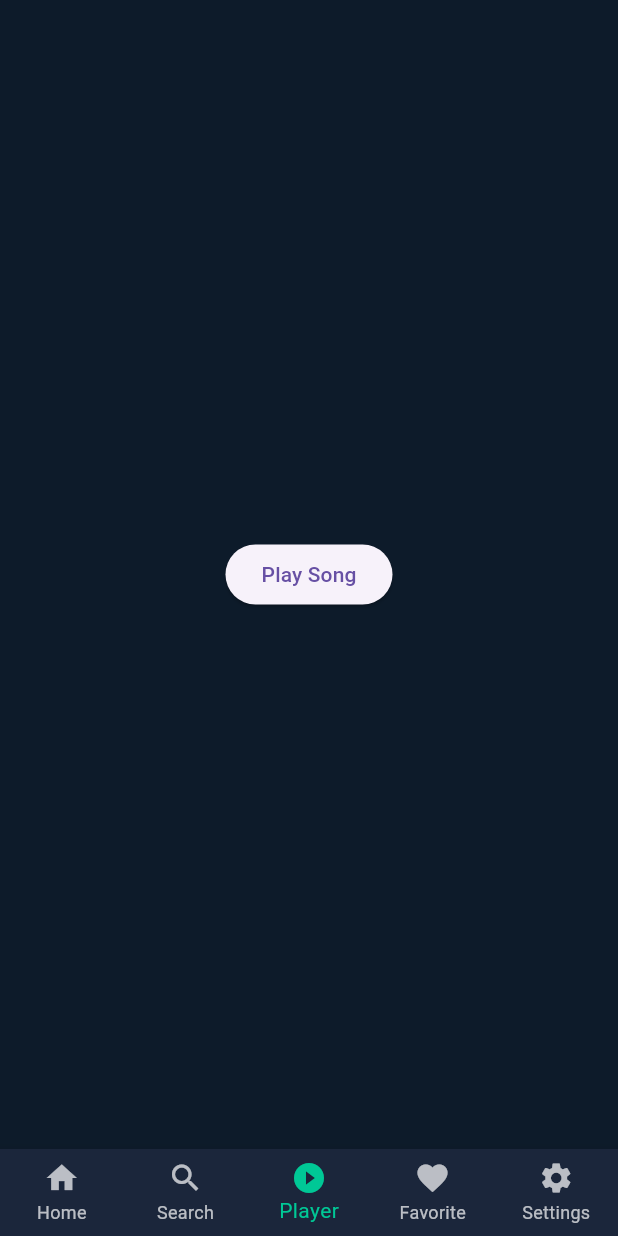
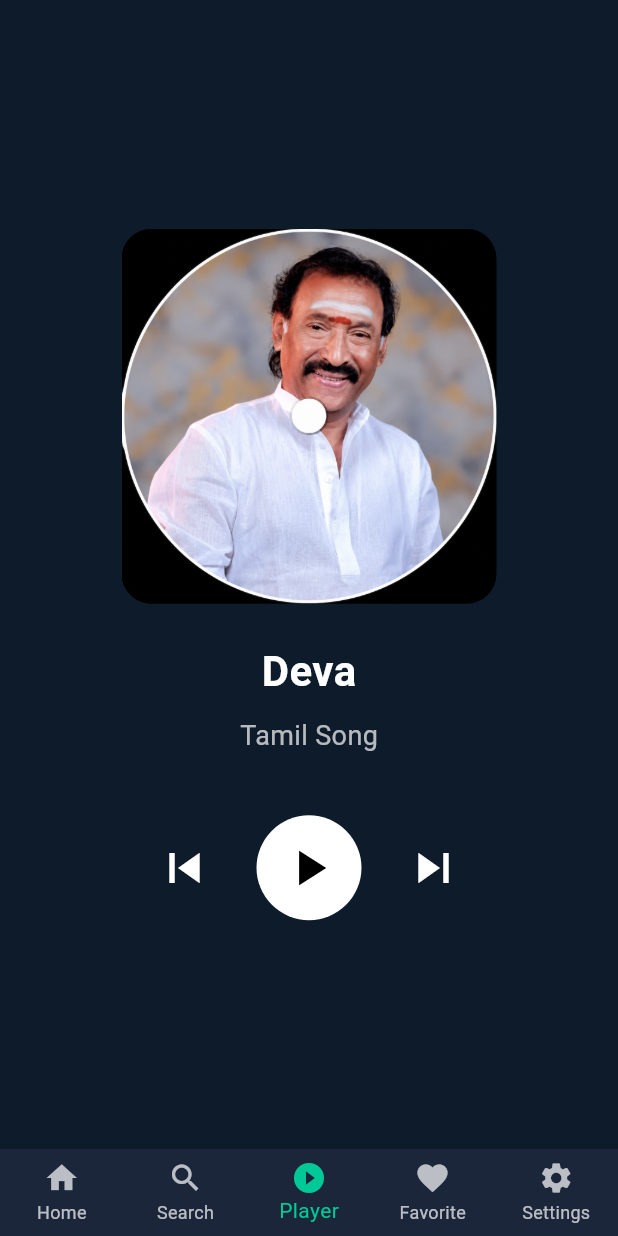
Before and after one commit to naveenp6655/MUSIC_APP1, a Flutter app: the screen it shows after launch, item 3 of the bottom bar chosen, on a phone screen of 412 x 824 dp. Run offline on Flutter 3.47's test engine with Material 3 defaults, Android fonts, the phone set to English and light mode, and no system bars; our stand-ins replace audioplayers.

Commit message:
Added music player UI with audio playback and CD rotation

```diff
--- a/lib/screens/player/player_screen.dart
+++ b/lib/screens/player/player_screen.dart
@@ -8,21 +8,124 @@ class PlayerScreen extends StatefulWidget {
   State<PlayerScreen> createState() => _PlayerScreenState();
 }
 
-class _PlayerScreenState extends State<PlayerScreen> {
+class _PlayerScreenState extends State<PlayerScreen>
+    with SingleTickerProviderStateMixin {
   final AudioPlayer player = AudioPlayer();
+
+  bool isPlaying = false;
+
+  late AnimationController _controller;
+
+  @override
+  void initState() {
+    super.initState();
+
+    _controller = AnimationController(
+      vsync: this,
+      duration: const Duration(seconds: 8),
+    );
+
+    _controller.stop();
+  }
 
   @override
   Widget build(BuildContext context) {
     return Scaffold(
       backgroundColor: const Color(0xFF0D1B2A),
       body: Center(
-        child: ElevatedButton(
-          onPressed: () async {
-            await player.play(
-              AssetSource('sounds/click.mp3'),
-            );
-          },
-          child: const Text("Play Song"),
+        child: Column(
+          mainAxisAlignment: MainAxisAlignment.center,
+          children: [
+            RotationTransition(
+              turns: _controller,
+              child: ClipRRect(
+                borderRadius: BorderRadius.circular(20),
+                child: Image.asset(
+                  'assets/image/deva.png',
+                  width: 250,
+                  height: 250,
+                  fit: BoxFit.cover,
+                ),
+              ),
+            ),
+
+            const SizedBox(height: 25),
+
+            const Text(
+              "Deva",
+              style: TextStyle(
+                color: Colors.white,
+                fontSize: 28,
+                fontWeight: FontWeight.bold,
+              ),
+            ),
+
+            const SizedBox(height: 10),
+
+            const Text(
+              "Tamil Song",
+              style: TextStyle(
+                color: Colors.white70,
+                fontSize: 18,
+              ),
+            ),
+
+            const SizedBox(height: 40),
+
+            Row(
+              mainAxisAlignment: MainAxisAlignment.center,
+              children: [
+                IconButton(
+                  onPressed: () {},
+                  icon: const Icon(
+                    Icons.skip_previous,
+                    color: Colors.white,
+                    size: 40,
+                  ),
+                ),
+
+                const SizedBox(width: 20),
+
+                CircleAvatar(
+                  radius: 35,
+                  backgroundColor: Colors.white,
+                  child: IconButton(
+                    onPressed: () async {
+                      if (isPlaying) {
+                        await player.pause();
+                        _controller.stop();
+                      } else {
+                        await player.play(
+                          AssetSource('sounds/click.mp3'),
+                        );
+                        _controller.repeat();
+                      }
+
+                      setState(() {
+                        isPlaying = !isPlaying;
+                      });
+                    },
+                    icon: Icon(
+                      isPlaying ? Icons.pause : Icons.play_arrow,
+                      color: Colors.black,
+                      size: 40,
+                    ),
+                  ),
+                ),
+
+                const SizedBox(width: 20),
+
+                IconButton(
+                  onPressed: () {},
+                  icon: const Icon(
+                    Icons.skip_next,
+                    color: Colors.white,
+                    size: 40,
+                  ),
+                ),
+              ],
+            ),
+          ],
         ),
       ),
     );
@@ -30,6 +133,7 @@ class _PlayerScreenState extends State<PlayerScreen> {
 
   @override
   void dispose() {
+    _controller.dispose();
     player.dispose();
     super.dispose();
   }
```
Also changed, not shown: 11 other files.
